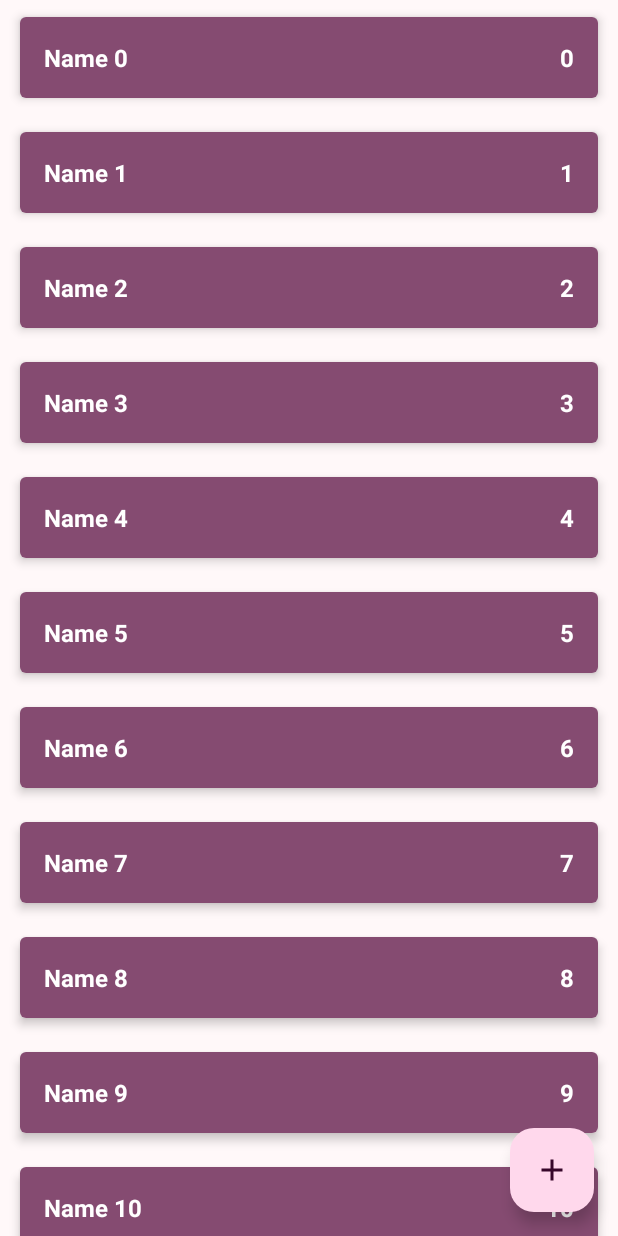
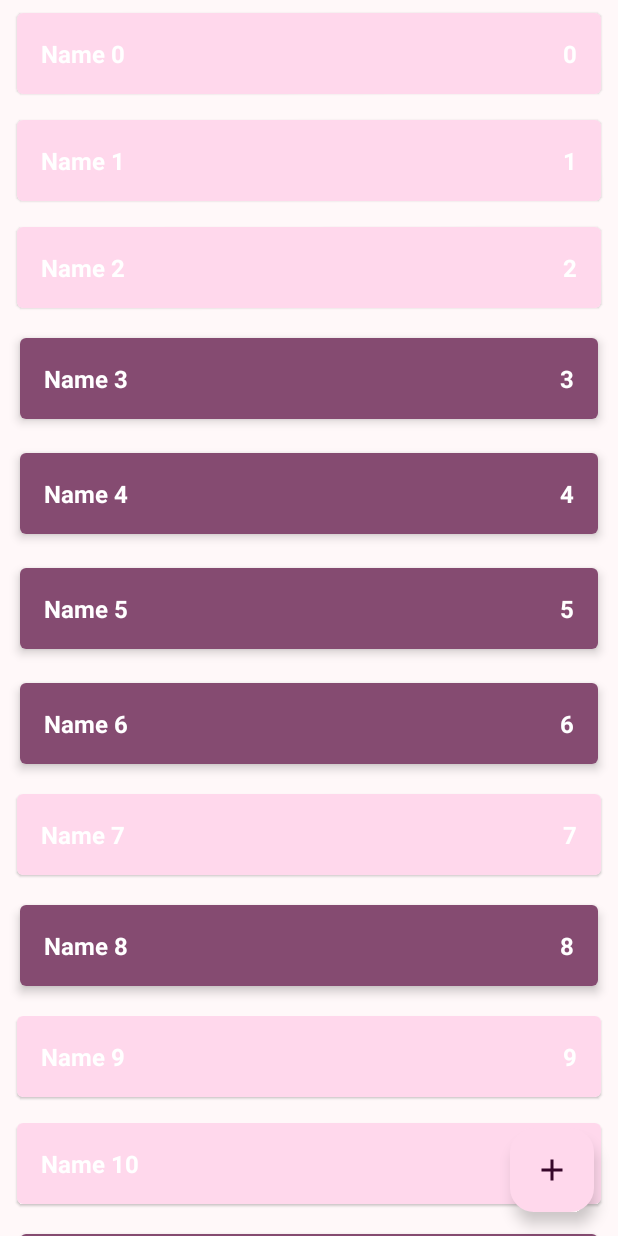
Before and after one commit to AbadzhevaK8/android-app-shopping-list, an Android app: the screen it shows after launch (MainActivity), on a phone screen of 412 x 824 dp. Run offline under Robolectric (Android 15) with nearby library versions, the light colour scheme and no system bars.

Commit message:
feat: Replace LinearLayout with RecyclerView
Replaced LinearLayout with RecyclerView to display the shop list.
Increased the number of items in the initial list to 100
0.
Used Random.nextBoolean() to generate random enabled states for shop items.
Added view type support to ShopListAdapter to handle enabled and disabled states efficiently.
Set up a recycled view pool for better performance.
Removed unnecessary ScrollView.

```diff
--- a/app/src/main/java/com/abadzheva/shoppinglist/data/ShopListRepositoryImpl.kt
+++ b/app/src/main/java/com/abadzheva/shoppinglist/data/ShopListRepositoryImpl.kt
@@ -4,6 +4,7 @@ import androidx.lifecycle.LiveData
 import androidx.lifecycle.MutableLiveData
 import com.abadzheva.shoppinglist.domain.ShopItem
 import com.abadzheva.shoppinglist.domain.ShopListRepository
+import kotlin.random.Random
 
 object ShopListRepositoryImpl : ShopListRepository {
     private val shopListLD = MutableLiveData<List<ShopItem>>()
@@ -12,8 +13,8 @@ object ShopListRepositoryImpl : ShopListRepository {
     private var autoIncrementId = 0
 
     init {
-        for (i in 0 until 100) {
-            val item = ShopItem("Name $i", i, true)
+        for (i in 0 until 1000) {
+            val item = ShopItem("Name $i", i, Random.nextBoolean())
             addShopItem(item)
         }
     }
--- a/app/src/main/java/com/abadzheva/shoppinglist/presentation/MainActivity.kt
+++ b/app/src/main/java/com/abadzheva/shoppinglist/presentation/MainActivity.kt
@@ -1,21 +1,17 @@
 package com.abadzheva.shoppinglist.presentation
 
-import android.annotation.SuppressLint
 import android.os.Bundle
-import android.view.LayoutInflater
-import android.widget.LinearLayout
-import android.widget.TextView
 import androidx.activity.enableEdgeToEdge
 import androidx.appcompat.app.AppCompatActivity
 import androidx.core.view.ViewCompat
 import androidx.core.view.WindowInsetsCompat
 import androidx.lifecycle.ViewModelProvider
+import androidx.recyclerview.widget.RecyclerView
 import com.abadzheva.shoppinglist.R
-import com.abadzheva.shoppinglist.domain.ShopItem
 
 class MainActivity : AppCompatActivity() {
     private lateinit var viewModel: MainViewModel
-    private lateinit var llShopList: LinearLayout
+    private lateinit var shopListAdapter: ShopListAdapter
 
     override fun onCreate(savedInstanceState: Bundle?) {
         super.onCreate(savedInstanceState)
@@ -27,33 +23,26 @@ class MainActivity : AppCompatActivity() {
             insets
         }
         // ----------------------
-        llShopList = findViewById(R.id.ll_shop_list)
+        setupRecyclerView()
         viewModel = ViewModelProvider(this)[MainViewModel::class.java]
         viewModel.shopList.observe(this) {
-            showList(it)
+            shopListAdapter.shopList = it
         }
     }
 
-    @SuppressLint("DefaultLocale")
-    private fun showList(list: List<ShopItem>) {
-        llShopList.removeAllViews()
-        for (shopItem in list) {
-            val layoutId =
-                if (shopItem.enabled) {
-                    R.layout.item_shop_enabled
-                } else {
-                    R.layout.item_shop_disabled
-                }
-            val view = LayoutInflater.from(this).inflate(layoutId, llShopList, false)
-            val tvName = view.findViewById<TextView>(R.id.tv_name)
-            val tvCount = view.findViewById<TextView>(R.id.tv_count)
-            tvName.text = shopItem.name
-            tvCount.text = String.format("%d", shopItem.count)
-            view.setOnLongClickListener {
-                viewModel.changeEnableState(shopItem)
-                true
-            }
-            llShopList.addView(view)
+    private fun setupRecyclerView() {
+        val rvShopList = findViewById<RecyclerView>(R.id.rv_shop_list)
+        with(rvShopList) {
+            shopListAdapter = ShopListAdapter()
+            adapter = shopListAdapter
+            recycledViewPool.setMaxRecycledViews(
+                ShopListAdapter.VIEW_TYPE_ENABLED,
+                ShopListAdapter.MAX_POOL_SIZE,
+            )
+            recycledViewPool.setMaxRecycledViews(
+                ShopListAdapter.VIEW_TYPE_DISABLED,
+                ShopListAdapter.MAX_POOL_SIZE,
+            )
         }
     }
 }
--- a/app/src/main/java/com/abadzheva/shoppinglist/presentation/ShopListAdapter.kt
+++ b/app/src/main/java/com/abadzheva/shoppinglist/presentation/ShopListAdapter.kt
@@ -9,27 +9,49 @@ import com.abadzheva.shoppinglist.R
 import com.abadzheva.shoppinglist.domain.ShopItem
 
 class ShopListAdapter : RecyclerView.Adapter<ShopListAdapter.ShopItemViewHolder>() {
-    val list = listOf<ShopItem>()
+    var shopList = listOf<ShopItem>()
+        set(value) {
+            field = value
+            notifyDataSetChanged()
+        }
 
     override fun onCreateViewHolder(
         parent: ViewGroup,
         viewType: Int,
     ): ShopItemViewHolder {
-        val view = LayoutInflater.from(parent.context).inflate(R.layout.item_shop_disabled, parent, false)
+        val layout =
+            when (viewType) {
+                VIEW_TYPE_DISABLED -> R.layout.item_shop_disabled
+                VIEW_TYPE_ENABLED -> R.layout.item_shop_enabled
+                else -> throw RuntimeException("Unknown view type: $viewType")
+            }
+        val view =
+            LayoutInflater
+                .from(parent.context)
+                .inflate(layout, parent, false)
         return ShopItemViewHolder(view)
     }
 
-    override fun getItemCount(): Int = list.size
+    override fun getItemCount(): Int = shopList.size
 
     override fun onBindViewHolder(
         viewHolder: ShopItemViewHolder,
         position: Int,
     ) {
-        val shopItem = list[position]
-        viewHolder.tvName.text = shopItem.name
-        viewHolder.tvCount.text = String.format("%d", shopItem.count)
+        val shopItem = shopList[position]
         viewHolder.view.setOnLongClickListener {
             true
+        }
+        viewHolder.tvName.text = shopItem.name
+        viewHolder.tvCount.text = shopItem.count.toString()
+    }
+
+    override fun getItemViewType(position: Int): Int {
+        val item = shopList[position]
+        return if (item.enabled) {
+            VIEW_TYPE_ENABLED
+        } else {
+            VIEW_TYPE_DISABLED
         }
     }
 
@@ -39,4 +61,11 @@ class ShopListAdapter : RecyclerView.Adapter<ShopListAdapter.ShopItemViewHolder>
         val tvName = view.findViewById<TextView>(R.id.tv_name)
         val tvCount = view.findViewById<TextView>(R.id.tv_count)
     }
+
+    companion object {
+        const val VIEW_TYPE_ENABLED = 100
+        const val VIEW_TYPE_DISABLED = 101
+
+        const val MAX_POOL_SIZE = 5
+    }
 }
--- a/app/src/main/res/layout/activity_main.xml
+++ b/app/src/main/res/layout/activity_main.xml
@@ -7,23 +7,11 @@
     android:layout_height="match_parent"
     tools:context=".presentation.MainActivity">
 
-    <ScrollView
-        android:layout_width="match_parent"
-        android:layout_height="match_parent">
-
-        <LinearLayout
-            android:id="@+id/ll_shop_list"
-            android:layout_width="match_parent"
-            android:layout_height="wrap_content"
-            android:orientation="vertical" />
-    </ScrollView>
-
 
     <androidx.recyclerview.widget.RecyclerView
         android:id="@+id/rv_shop_list"
         android:layout_width="0dp"
         android:layout_height="0dp"
-        android:visibility="gone"
         app:layout_constraintBottom_toBottomOf="parent"
         app:layout_constraintEnd_toEndOf="parent"
         app:layout_constraintStart_toStartOf="parent"
```
